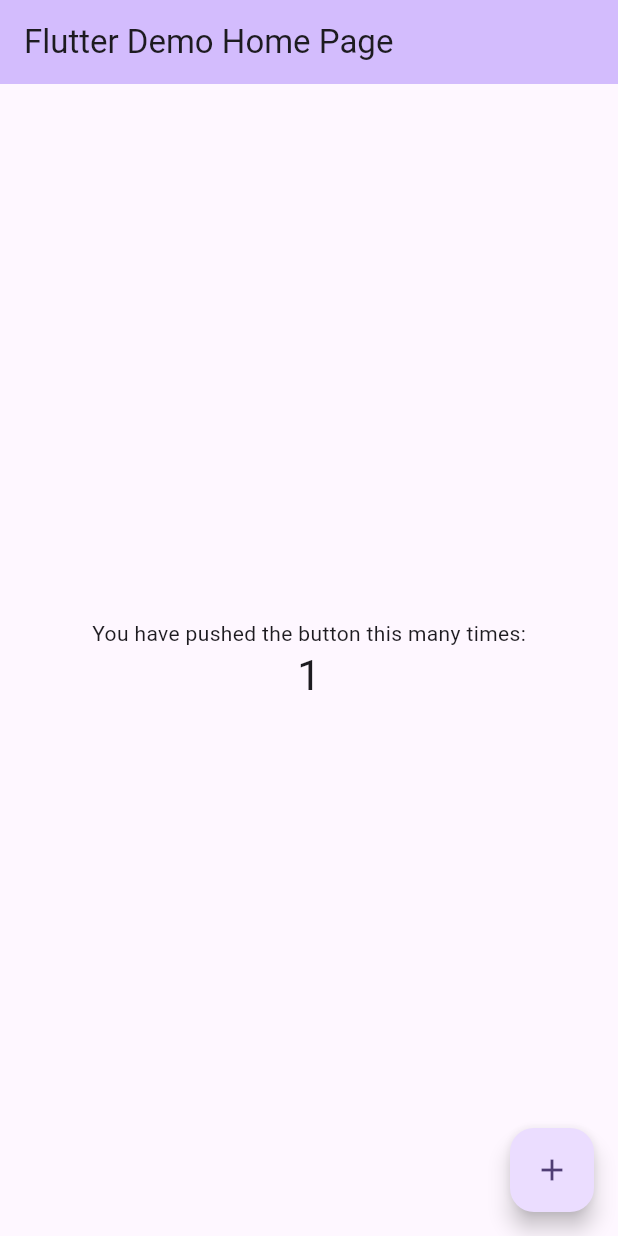
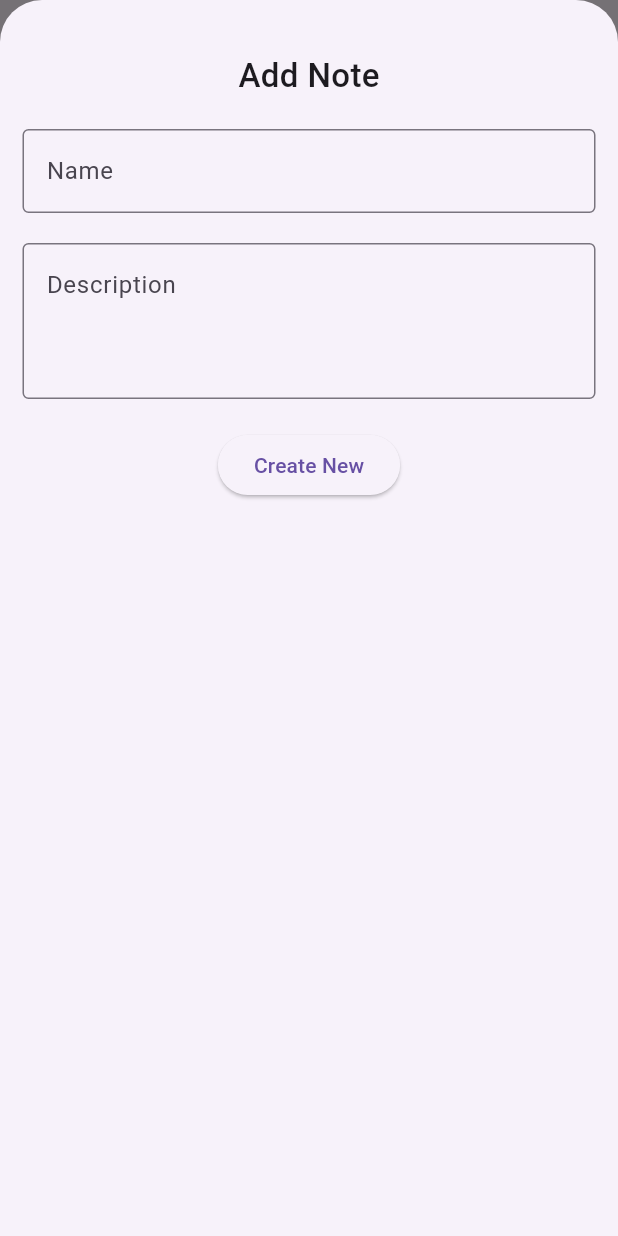
Before and after one commit to shyamjethava/dandelions_pract, a Flutter app: the screen it shows after launch, after a tap on the "add" icon, on a phone screen of 412 x 824 dp. Run offline on Flutter 3.47's test engine with Material 3 defaults, Android fonts, the phone set to English and light mode, and no system bars; our stand-ins replace get, sqflite; accounts and stored records are empty.

Commit message:
Complete crud operations

```diff
--- /dev/null
+++ b/lib/data/datasources/local_database.dart
@@ -0,0 +1,56 @@
+import 'package:sqflite/sqflite.dart';
+import "package:path/path.dart";
+import '../models/entry_model.dart';
+
+class LocalDatabase {
+  static final LocalDatabase instance = LocalDatabase._init();
+  static Database? _database;
+
+  LocalDatabase._init();
+
+  Future<Database> get database async {
+    if (_database != null) return _database!;
+    _database = await _initDB('entries.db');
+    return _database!;
+  }
+
+  Future<Database> _initDB(String filePath) async {
+    final dbPath = await getDatabasesPath();
+    final path = join(dbPath, filePath);
+    return await openDatabase(path, version: 1, onCreate: _createDB);
+  }
+
+  Future _createDB(Database db, int version) async {
+    const idType = 'INTEGER PRIMARY KEY AUTOINCREMENT';
+    const textType = 'TEXT NOT NULL';
+    await db.execute('''
+      CREATE TABLE entries (
+        id $idType,
+        name $textType,
+        description $textType
+      )
+    ''');
+  }
+
+  Future<int> createEntry(EntryModel entry) async {
+    final db = await instance.database;
+    return await db.insert('entries', entry.toMap());
+  }
+
+  Future<List<EntryModel>> readAllEntries() async {
+    final db = await instance.database;
+    final result = await db.query('entries');
+    return result.map((json) => EntryModel.fromMap(json)).toList();
+  }
+
+  Future<int> updateEntry(EntryModel entry) async {
+    final db = await instance.database;
+    return await db.update('entries', entry.toMap(),
+        where: 'id = ?', whereArgs: [entry.id]);
+  }
+
+  Future<int> deleteEntry(int id) async {
+    final db = await instance.database;
+    return await db.delete('entries', where: 'id = ?', whereArgs: [id]);
+  }
+}
--- /dev/null
+++ b/lib/data/models/entry_model.dart
@@ -0,0 +1,21 @@
+class EntryModel {
+  final int? id;
+  final String name;
+  final String description;
+
+  EntryModel({this.id, required this.name, required this.description});
+
+  factory EntryModel.fromMap(Map<String, dynamic> json) => EntryModel(
+    id: json['id'],
+    name: json['name'],
+    description: json['description'],
+  );
+
+  Map<String, dynamic> toMap() {
+    return {
+      'id': id,
+      'name': name,
+      'description': description,
+    };
+  }
+}
--- /dev/null
+++ b/lib/data/repositories/entry_repository_impl.dart
@@ -0,0 +1,35 @@
+import '../../domain/entities/entry.dart';
+import '../../domain/repositories/entry_repository.dart';
+import '../datasources/local_database.dart';
+import '../models/entry_model.dart';
+
+class EntryRepositoryImpl implements EntryRepository {
+  final LocalDatabase database;
+
+  EntryRepositoryImpl(this.database);
+
+  @override
+  Future<void> createEntry(Entry entry) async {
+    final entryModel = EntryModel(name: entry.name, description: entry.description);
+    await database.createEntry(entryModel);
+  }
+
+  @override
+  Future<void> deleteEntry(int id) async {
+    await database.deleteEntry(id);
+  }
+
+  @override
+  Future<List<Entry>> getAllEntries() async {
+    final entryModels = await database.readAllEntries();
+    return entryModels
+        .map((model) => Entry(id: model.id, name: model.name, description: model.description))
+        .toList();
+  }
+
+  @override
+  Future<void> updateEntry(Entry entry) async {
+    final entryModel = EntryModel(id: entry.id, name: entry.name, description: entry.description);
+    await database.updateEntry(entryModel);
+  }
+}
--- /dev/null
+++ b/lib/domain/entities/entry.dart
@@ -0,0 +1,7 @@
+class Entry {
+  final int? id;
+  final String name;
+  final String description;
+
+  Entry({this.id, required this.name, required this.description});
+}
--- /dev/null
+++ b/lib/domain/usecases/entry_usecases.dart
@@ -0,0 +1,24 @@
+import '../entities/entry.dart';
+import '../repositories/entry_repository.dart';
+
+class EntryUseCases {
+  final EntryRepository repository;
+
+  EntryUseCases(this.repository);
+
+  Future<void> createEntry(Entry entry) {
+    return repository.createEntry(entry);
+  }
+
+  Future<void> updateEntry(Entry entry) {
+    return repository.updateEntry(entry);
+  }
+
+  Future<void> deleteEntry(int id) {
+    return repository.deleteEntry(id);
+  }
+
+  Future<List<Entry>> getAllEntries() {
+    return repository.getAllEntries();
+  }
+}
--- a/lib/main.dart
+++ b/lib/main.dart
@@ -1,125 +1,31 @@
+import 'package:dandelions_practical/data/datasources/local_database.dart';
+import 'package:dandelions_practical/data/repositories/entry_repository_impl.dart';
+import 'package:dandelions_practical/domain/usecases/entry_usecases.dart';
 import 'package:flutter/material.dart';
+import 'package:get/get.dart';
+import 'presentation/controllers/entry_controller.dart';
+import 'presentation/pages/home_page.dart';
 
 void main() {
+  final entryRepository = EntryRepositoryImpl(LocalDatabase.instance);
+  final entryUseCases = EntryUseCases(entryRepository);
+  Get.put(EntryController(entryUseCases));
   runApp(const MyApp());
 }
 
-class MyApp extends StatelessWidget {
+class MyApp extends StatefulWidget {
   const MyApp({super.key});
 
-  // This widget is the root of your application.
+  @override
+  State<MyApp> createState() => _MyAppState();
+}
+
+class _MyAppState extends State<MyApp> {
   @override
   Widget build(BuildContext context) {
-    return MaterialApp(
-      title: 'Flutter Demo',
-      theme: ThemeData(
-        // This is the theme of your application.
-        //
-        // TRY THIS: Try running your application with "flutter run". You'll see
-        // the application has a purple toolbar. Then, without quitting the app,
-        // try changing the seedColor in the colorScheme below to Colors.green
-        // and then invoke "hot reload" (save your changes or press the "hot
-        // reload" button in a Flutter-supported IDE, or press "r" if you used
-        // the command line to start the app).
-        //
-        // Notice that the counter didn't reset back to zero; the application
-        // state is not lost during the reload. To reset the state, use hot
-        // restart instead.
-        //
-        // This works for code too, not just values: Most code changes can be
-        // tested with just a hot reload.
-        colorScheme: ColorScheme.fromSeed(seedColor: Colors.deepPurple),
-        useMaterial3: true,
-      ),
-      home: const MyHomePage(title: 'Flutter Demo Home Page'),
+    return const GetMaterialApp(
+      debugShowCheckedModeBanner: false,
+      home: HomePage(),
     );
   }
 }
-
-class MyHomePage extends StatefulWidget {
-  const MyHomePage({super.key, required this.title});
-
-  // This widget is the home page of your application. It is stateful, meaning
-  // that it has a State object (defined below) that contains fields that affect
-  // how it looks.
-
-  // This class is the configuration for the state. It holds the values (in this
-  // case the title) provided by the parent (in this case the App widget) and
-  // used by the build method of the State. Fields in a Widget subclass are
-  // always marked "final".
-
-  final String title;
-
-  @override
-  State<MyHomePage> createState() => _MyHomePageState();
-}
-
-class _MyHomePageState extends State<MyHomePage> {
-  int _counter = 0;
-
-  void _incrementCounter() {
-    setState(() {
-      // This call to setState tells the Flutter framework that something has
-      // changed in this State, which causes it to rerun the build method below
-      // so that the display can reflect the updated values. If we changed
-      // _counter without calling setState(), then the build method would not be
-      // called again, and so nothing would appear to happen.
-      _counter++;
-    });
-  }
-
-  @override
-  Widget build(BuildContext context) {
-    // This method is rerun every time setState is called, for instance as done
-    // by the _incrementCounter method above.
-    //
-    // The Flutter framework has been optimized to make rerunning build methods
-    // fast, so that you can just rebuild anything that needs updating rather
-    // than having to individually change instances of widgets.
-    return Scaffold(
-      appBar: AppBar(
-        // TRY THIS: Try changing the color here to a specific color (to
-        // Colors.amber, perhaps?) and trigger a hot reload to see the AppBar
-        // change color while the other colors stay the same.
-        backgroundColor: Theme.of(context).colorScheme.inversePrimary,
-        // Here we take the value from the MyHomePage object that was created by
-        // the App.build method, and use it to set our appbar title.
-        title: Text(widget.title),
-      ),
-      body: Center(
-        // Center is a layout widget. It takes a single child and positions it
-        // in the middle of the parent.
-        child: Column(
-          // Column is also a layout widget. It takes a list of children and
-          // arranges them vertically. By default, it sizes itself to fit its
-          // children horizontally, and tries to be as tall as its parent.
-          //
-          // Column has various properties to control how it sizes itself and
-          // how it positions its children. Here we use mainAxisAlignment to
-          // center the children vertically; the main axis here is the vertical
-          // axis because Columns are vertical (the cross axis would be
-          // horizontal).
-          //
-          // TRY THIS: Invoke "debug painting" (choose the "Toggle Debug Paint"
-          // action in the IDE, or press "p" in the console), to see the
-          // wireframe for each widget.
-          mainAxisAlignment: MainAxisAlignment.center,
-          children: <Widget>[
-            const Text(
-              'You have pushed the button this many times:',
-            ),
-            Text(
-              '$_counter',
-              style: Theme.of(context).textTheme.headlineMedium,
-            ),
-          ],
-        ),
-      ),
-      floatingActionButton: FloatingActionButton(
-        onPressed: _incrementCounter,
-        tooltip: 'Increment',
-        child: const Icon(Icons.add),
-      ), // This trailing comma makes auto-formatting nicer for build methods.
-    );
-  }
-}
--- /dev/null
+++ b/lib/presentation/controllers/entry_controller.dart
@@ -0,0 +1,41 @@
+import 'package:flutter/material.dart';
+import 'package:get/get.dart';
+import '../../domain/entities/entry.dart';
+import '../../domain/usecases/entry_usecases.dart';
+
+class EntryController extends GetxController {
+  final nameController = TextEditingController();
+  final descriptionController = TextEditingController();
+  final EntryUseCases useCases;
+  var entries = <Entry>[].obs;
+  var isLoading = false.obs;
+
+  EntryController(this.useCases);
+
+  @override
+  void onInit() {
+    super.onInit();
+    loadEntries();
+  }
+
+  void loadEntries() async {
+    isLoading(true);
+    entries.value = await useCases.getAllEntries();
+    isLoading(false);
+  }
+
+  void addEntry(String name, String description) async {
+    await useCases.createEntry(Entry(name: name, description: description));
+    loadEntries();
+  }
+
+  void updateEntry(int id, String name, String description) async {
+    await useCases.updateEntry(Entry(id: id, name: name, description: description));
+    loadEntries();
+  }
+
+  void deleteEntry(int id) async {
+    await useCases.deleteEntry(id);
+    loadEntries();
+  }
+}
--- /dev/null
+++ b/lib/presentation/pages/home_page.dart
@@ -0,0 +1,136 @@
+import 'package:flutter/material.dart';
+import 'package:get/get.dart';
+import '../controllers/entry_controller.dart';
+
+class HomePage extends StatefulWidget {
+  const HomePage({super.key});
+
+  @override
+  State<HomePage> createState() => _HomePageState();
+}
+
+class _HomePageState extends State<HomePage> {
+
+  @override
+  Widget build(BuildContext context) {
+    final controller = Get.find<EntryController>();
+    return Scaffold(
+      appBar: AppBar(
+        title: const Text('Note App'),
+      ),
+      body: Obx(() {
+        if (controller.isLoading.value) {
+          return const Center(child: CircularProgressIndicator());
+        }
+
+        return controller.entries.isNotEmpty
+            ? ListView.builder(
+                itemCount: controller.entries.length,
+                itemBuilder: (context, index) {
+                  final entry = controller.entries[index];
+                  return ListTile(
+                    title: Text(entry.name,
+                        maxLines: 1, overflow: TextOverflow.ellipsis),
+                    subtitle: Text(
+                      entry.description,
+                      maxLines: 2,
+                      overflow: TextOverflow.ellipsis,
+                    ),
+                    trailing: Row(
+                      mainAxisSize: MainAxisSize.min,
+                      children: [
+                        IconButton(
+                          icon: const Icon(Icons.edit),
+                          onPressed: () {
+                            controller.nameController.text = entry.name;
+                            controller.descriptionController.text =
+                                entry.description;
+                            _showForm(context, entry.id, controller,
+                                isEdit: true);
+                          },
+                        ),
+                        IconButton(
+                          icon: const Icon(Icons.delete),
+                          onPressed: () => controller.deleteEntry(entry.id!),
+                        ),
+                      ],
+                    ),
+                  );
+                },
+              )
+            : const Center(
+                child: Text(
+                  """Click "+" button to add note""",
+                  style: TextStyle(
+                    fontSize: 20,
+                    fontWeight: FontWeight.w400,
+                  ),
+                ),
+              );
+      }),
+      floatingActionButton: FloatingActionButton(
+        child: const Icon(Icons.add),
+        onPressed: () => _showForm(context, null, controller),
+      ),
+    );
+  }
+
+  void _showForm(BuildContext context, int? id, EntryController controller,
+      {bool isEdit = false}) {
+    if (!isEdit) {
+      controller.nameController.text = '';
+      controller.descriptionController.text = '';
+    }
+    showModalBottomSheet(
+        isScrollControlled: true,
+        context: context,
+        builder: (_) => Padding(
+              padding: const EdgeInsets.all(15),
+              child: Column(
+                children: [
+                  const SizedBox(height: 20),
+                  Text(
+                    isEdit ? 'Edit Note' : 'Add Note',
+                    style: const TextStyle(
+                        fontSize: 22, fontWeight: FontWeight.w500),
+                  ),
+                  const SizedBox(height: 20),
+                  TextField(
+                    controller: controller.nameController,
+                    decoration: const InputDecoration(
+                        labelText: 'Name', border: OutlineInputBorder()),
+                  ),
+                  const SizedBox(height: 20),
+                  TextField(
+                    controller: controller.descriptionController,
+                    keyboardType: TextInputType.multiline,
+                    textInputAction: TextInputAction.newline,
+                    maxLines: 3,
+                    decoration: const InputDecoration(
+                      labelText: 'Description',
+                      alignLabelWithHint: true,
+                      border: OutlineInputBorder(),
+                    ),
+                  ),
+                  const SizedBox(height: 20),
+                  ElevatedButton(
+                    onPressed: () {
+                      if (id == null) {
+                        Get.find<EntryController>().addEntry(
+                            controller.nameController.text,
+                            controller.descriptionController.text);
+                      } else {
+                        Get.find<EntryController>().updateEntry(
+                            id,
+                            controller.nameController.text,
+                            controller.descriptionController.text);
+                      }
+                      Navigator.pop(context);
+                    },
+                    child: Text(id == null ? 'Create New' : 'Update'),
+                  ),
+                ],
+              ),
+            ));
+  }
+}
```
Also changed, not shown: lib/domain/repositories/entry_repository.dart (added, +8 -0 lines), 2 other files.
